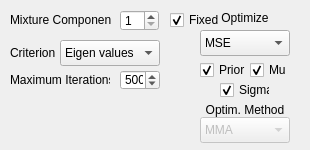
The window that _AlgorithmsPlugins/SEDS/paramsSEDS.ui (b4silio/MLDemos) describes before a commit, drawn with Qt 5.
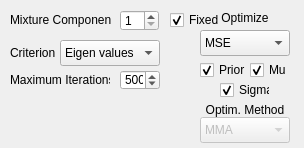
The same window after the commit.

```diff
--- a/_AlgorithmsPlugins/SEDS/paramsSEDS.ui
+++ b/_AlgorithmsPlugins/SEDS/paramsSEDS.ui
@@ -6,8 +6,8 @@
    <rect>
     <x>0</x>
     <y>0</y>
-    <width>310</width>
-    <height>150</height>
+    <width>304</width>
+    <height>148</height>
    </rect>
   </property>
   <property name="windowTitle">
```
